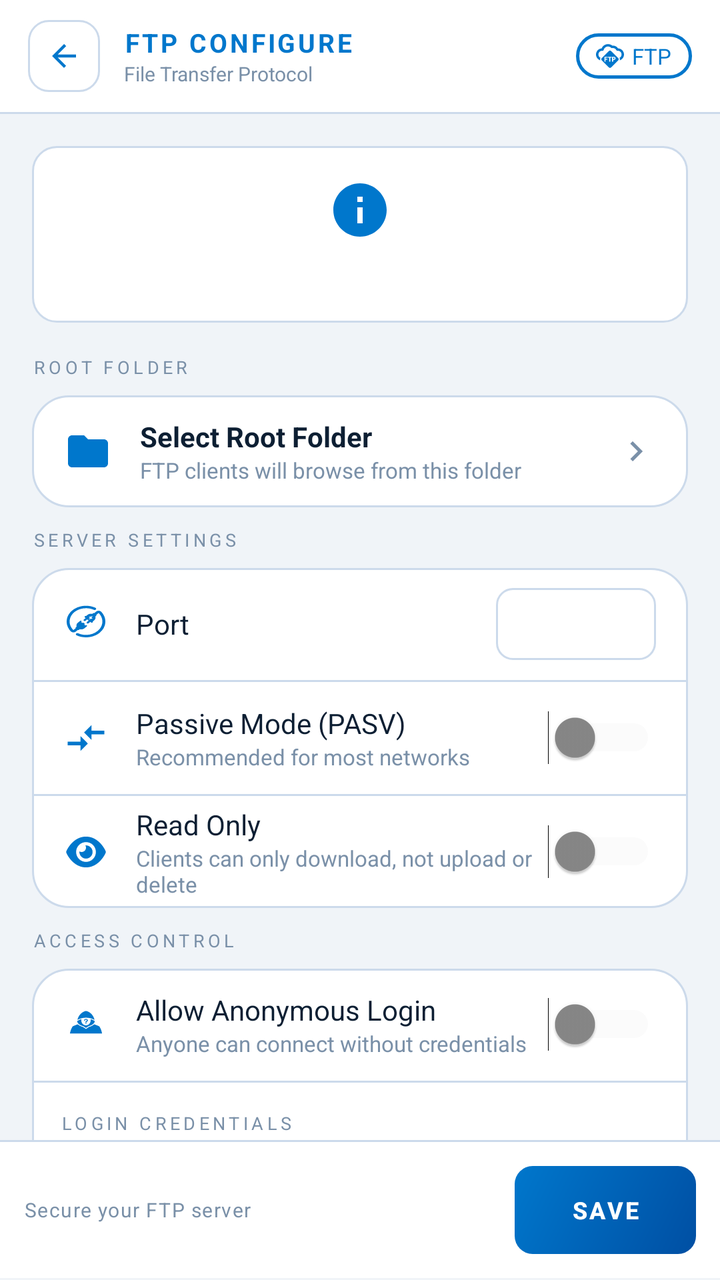
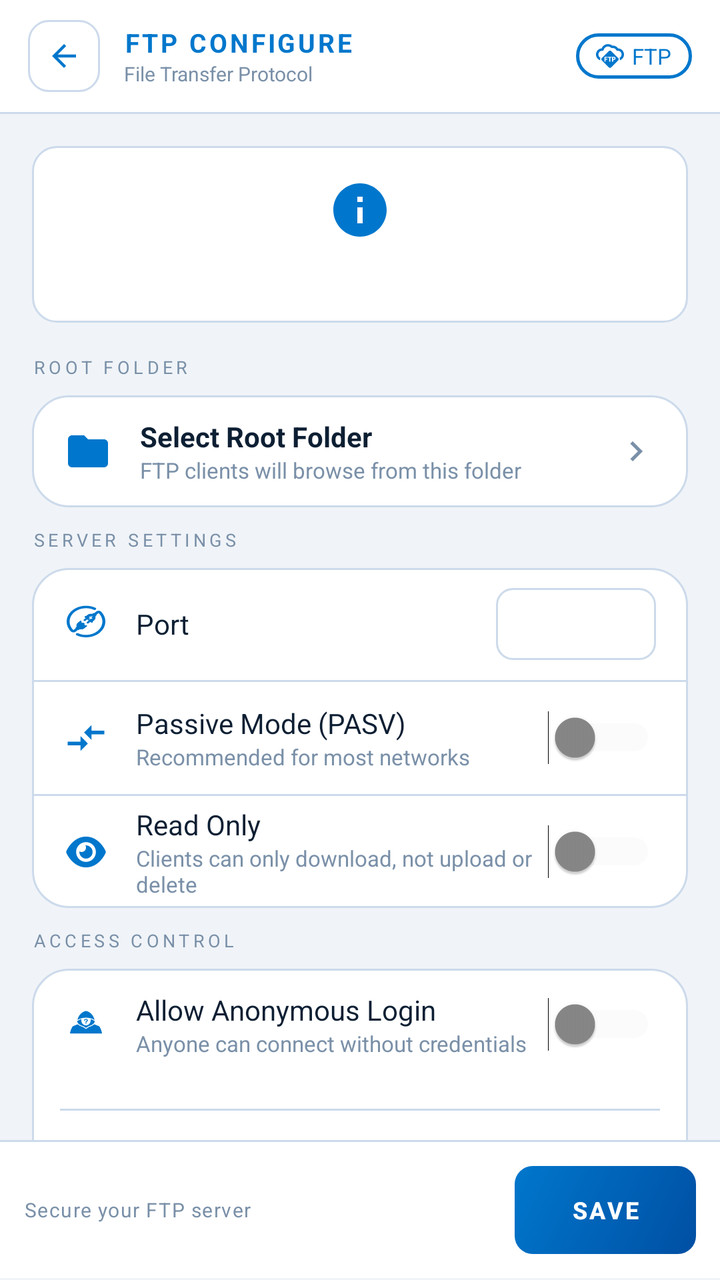

An Android layout rendered at two revisions. The XML below is the earlier revision; the diff shows what the commit changed to produce the second picture.
<!-- AndroidManifest.xml: application theme Theme.HostMaster -->
<!-- res/layout/activity_ftp_configure.xml -->
<?xml version="1.0" encoding="utf-8"?>
<LinearLayout xmlns:android="http://schemas.android.com/apk/res/android"
    android:layout_width="match_parent"
    android:layout_height="match_parent"
    android:orientation="vertical"
    android:background="@color/bg">

    
    <LinearLayout
        android:layout_width="match_parent"
        android:layout_height="56dp"
        android:orientation="horizontal"
        android:gravity="center_vertical"
        android:paddingStart="14dp"
        android:paddingEnd="14dp"
        android:background="@color/surface">

        <LinearLayout
            android:id="@+id/btn_back"
            android:layout_width="36dp"
            android:layout_height="36dp"
            android:background="@drawable/bg_back_btn"
            android:gravity="center"
            android:layout_marginEnd="12dp">
            <ImageView
                android:layout_width="18dp"
                android:layout_height="18dp"
                android:src="@drawable/ic_back"/>
        </LinearLayout>

        <LinearLayout
            android:layout_width="0dp"
            android:layout_height="wrap_content"
            android:layout_weight="1"
            android:orientation="vertical">
            <TextView
                android:layout_width="wrap_content"
                android:layout_height="wrap_content"
                android:text="FTP CONFIGURE"
                android:textColor="@color/accent"
                android:textSize="13sp"
                android:textStyle="bold"
                android:letterSpacing="0.1"/>
            <TextView
                android:layout_width="wrap_content"
                android:layout_height="wrap_content"
                android:text="File Transfer Protocol"
                android:textColor="@color/text_muted"
                android:textSize="10sp"/>
        </LinearLayout>

        
        <LinearLayout
            android:layout_width="wrap_content"
            android:layout_height="wrap_content"
            android:orientation="horizontal"
            android:gravity="center_vertical"
            android:background="@drawable/bg_proto_card_selected"
            android:paddingStart="10dp"
            android:paddingEnd="10dp"
            android:paddingTop="4dp"
            android:paddingBottom="4dp">
            <ImageView
                android:layout_width="14dp"
                android:layout_height="14dp"
                android:src="@drawable/ic_ftp"
                android:tint="@color/accent"
                android:layout_marginEnd="4dp"/>
            <TextView
                android:layout_width="wrap_content"
                android:layout_height="wrap_content"
                android:text="FTP"
                android:textColor="@color/accent"
                android:textSize="11sp"/>
        </LinearLayout>
    </LinearLayout>

    <View android:layout_width="match_parent" android:layout_height="1dp"
        android:background="@color/border"/>

    <ScrollView
        android:layout_width="match_parent"
        android:layout_height="0dp"
        android:layout_weight="1"
        android:scrollbars="none"
        android:fillViewport="true">

        <LinearLayout
            android:layout_width="match_parent"
            android:layout_height="wrap_content"
            android:orientation="vertical"
            android:padding="16dp"
            android:paddingBottom="80dp">

            
            <LinearLayout
                android:layout_width="match_parent"
                android:layout_height="wrap_content"
                android:orientation="vertical"
                android:gravity="center"
                android:background="@drawable/bg_preview_box"
                android:padding="16dp"
                android:layout_marginBottom="16dp">

                <ImageView
                    android:layout_width="32dp"
                    android:layout_height="32dp"
                    android:src="@drawable/ic_info"
                    android:tint="@color/accent"
                    android:layout_marginBottom="8dp"/>

                <TextView
                    android:id="@+id/tv_info_text"
                    android:layout_width="match_parent"
                    android:layout_height="wrap_content"
                    android:gravity="center"
                    android:textColor="@color/text_primary"
                    android:textSize="12sp"
                    android:lineSpacingMultiplier="1.5"/>
            </LinearLayout>

            
            
			<TextView
				android:layout_width="wrap_content"
				android:layout_height="wrap_content"
				android:text="ROOT FOLDER"
				android:textColor="@color/text_muted"
				android:textSize="9sp"
				android:letterSpacing="0.2"
				android:layout_marginBottom="8dp"/>

			<LinearLayout
				android:layout_width="match_parent"
				android:layout_height="wrap_content"
				android:orientation="vertical"
				android:background="@drawable/bg_card"
				android:layout_marginBottom="10dp">

				<LinearLayout
					android:id="@+id/row_select_folder"
					android:layout_width="match_parent"
					android:layout_height="56dp"
					android:orientation="horizontal"
					android:gravity="center_vertical"
					android:paddingStart="16dp"
					android:paddingEnd="16dp"
					android:clickable="true"
					android:focusable="true"
					android:background="?attr/selectableItemBackground">

					<ImageView
						android:layout_width="24dp"
						android:layout_height="24dp"
						android:src="@drawable/ic_folder"
						android:tint="@color/accent"
						android:layout_marginEnd="14dp"/>

					<LinearLayout android:layout_width="0dp" android:layout_height="wrap_content"
						android:layout_weight="1" android:orientation="vertical">
						<TextView android:layout_width="wrap_content" android:layout_height="wrap_content"
							android:text="Select Root Folder"
							android:textColor="@color/text_primary" android:textSize="14sp"
							android:textStyle="bold"/>
						<TextView android:layout_width="wrap_content" android:layout_height="wrap_content"
							android:text="FTP clients will browse from this folder"
							android:textColor="@color/text_muted" android:textSize="11sp"/>
					</LinearLayout>
					<ImageView
						android:layout_width="20dp"
						android:layout_height="20dp"
						android:src="@drawable/ic_arrow_forward"
						android:tint="@color/text_muted"/>
				</LinearLayout>
			</LinearLayout>

			
			<LinearLayout
				android:id="@+id/path_display"
				android:layout_width="match_parent"
				android:layout_height="wrap_content"
				android:orientation="horizontal"
				android:gravity="center_vertical"
				android:background="@drawable/bg_preview_box"
				android:padding="12dp"
				android:layout_marginBottom="14dp"
				android:visibility="gone"
				android:animateLayoutChanges="true">

				<ImageView
					android:layout_width="20dp"
					android:layout_height="20dp"
					android:src="@drawable/ic_folder"
					android:tint="@color/accent"/>

				<TextView
					android:id="@+id/tv_selected_path"
					android:layout_width="0dp"
					android:layout_height="wrap_content"
					android:layout_weight="1"
					android:layout_marginStart="10dp"
					android:layout_marginEnd="8dp"
					android:textColor="@color/text_primary"
					android:textSize="12sp"
					android:singleLine="true"
					android:ellipsize="start"/>

				<TextView
					android:id="@+id/btn_clear_selection"
					android:layout_width="32dp"
					android:layout_height="32dp"
					android:gravity="center"
					android:text="✕"
					android:textColor="@color/text_muted"
					android:textSize="14sp"
					android:clickable="true"
					android:focusable="true"
					android:background="@drawable/bg_icon_btn"
					android:padding="4dp"/>
			</LinearLayout>

            
            <TextView
                android:layout_width="wrap_content"
                android:layout_height="wrap_content"
                android:text="SERVER SETTINGS"
                android:textColor="@color/text_muted"
                android:textSize="9sp"
                android:letterSpacing="0.2"
                android:layout_marginBottom="8dp"/>

            <LinearLayout
                android:layout_width="match_parent"
                android:layout_height="wrap_content"
                android:orientation="vertical"
                android:background="@drawable/bg_card"
                android:layout_marginBottom="10dp">

                
                <LinearLayout
                    android:layout_width="match_parent"
                    android:layout_height="56dp"
                    android:orientation="horizontal"
                    android:gravity="center_vertical"
                    android:paddingStart="16dp"
                    android:paddingEnd="16dp">

                    <ImageView
                        android:layout_width="22dp"
                        android:layout_height="22dp"
                        android:src="@drawable/ic_port"
                        android:tint="@color/accent"
                        android:layout_marginEnd="14dp"/>

                    <TextView
                        android:layout_width="0dp"
                        android:layout_height="wrap_content"
                        android:layout_weight="1"
                        android:text="Port"
                        android:textColor="@color/text_primary"
                        android:textSize="14sp"/>
                    <EditText
                        android:id="@+id/et_port"
                        android:layout_width="80dp"
                        android:layout_height="36dp"
                        android:inputType="number"
                        android:textSize="14sp"
                        android:textColor="@color/text_primary"
                        android:background="@drawable/bg_input"
                        android:gravity="center"
                        android:padding="6dp"
                        android:maxLength="5"/>
                </LinearLayout>

                <View android:layout_width="match_parent" android:layout_height="1dp"
                    android:background="@color/border"/>

                
                <LinearLayout
                    android:layout_width="match_parent"
                    android:layout_height="56dp"
                    android:orientation="horizontal"
                    android:gravity="center_vertical"
                    android:paddingStart="16dp"
                    android:paddingEnd="16dp">

                    <ImageView
                        android:layout_width="22dp"
                        android:layout_height="22dp"
                        android:src="@drawable/ic_passive_mode"
                        android:tint="@color/accent"
                        android:layout_marginEnd="14dp"/>

                    <LinearLayout android:layout_width="0dp" android:layout_height="wrap_content"
                        android:layout_weight="1" android:orientation="vertical">
                        <TextView android:layout_width="wrap_content" android:layout_height="wrap_content"
                            android:text="Passive Mode (PASV)"
                            android:textColor="@color/text_primary" android:textSize="14sp"/>
                        <TextView android:layout_width="wrap_content" android:layout_height="wrap_content"
                            android:text="Recommended for most networks"
                            android:textColor="@color/text_muted" android:textSize="11sp"/>
                    </LinearLayout>
                    <Switch android:id="@+id/sw_passive_mode"
                        android:layout_width="wrap_content" android:layout_height="wrap_content"
                        android:thumbTint="@color/switch_thumb" android:trackTint="@color/switch_track"/>
                </LinearLayout>

                <View android:layout_width="match_parent" android:layout_height="1dp"
                    android:background="@color/border"/>

                
                <LinearLayout
                    android:layout_width="match_parent"
                    android:layout_height="56dp"
                    android:orientation="horizontal"
                    android:gravity="center_vertical"
                    android:paddingStart="16dp"
                    android:paddingEnd="16dp">

                    <ImageView
                        android:layout_width="22dp"
                        android:layout_height="22dp"
                        android:src="@drawable/ic_eye"
                        android:tint="@color/accent"
                        android:layout_marginEnd="14dp"/>

                    <LinearLayout android:layout_width="0dp" android:layout_height="wrap_content"
                        android:layout_weight="1" android:orientation="vertical">
                        <TextView android:layout_width="wrap_content" android:layout_height="wrap_content"
                            android:text="Read Only"
                            android:textColor="@color/text_primary" android:textSize="14sp"/>
                        <TextView android:layout_width="wrap_content" android:layout_height="wrap_content"
                            android:text="Clients can only download, not upload or delete"
                            android:textColor="@color/text_muted" android:textSize="11sp"/>
                    </LinearLayout>
                    <Switch android:id="@+id/sw_read_only"
                        android:layout_width="wrap_content" android:layout_height="wrap_content"
                        android:thumbTint="@color/switch_thumb" android:trackTint="@color/switch_track"/>
                </LinearLayout>

            </LinearLayout>

            
            <TextView
                android:layout_width="wrap_content"
                android:layout_height="wrap_content"
                android:text="ACCESS CONTROL"
                android:textColor="@color/text_muted"
                android:textSize="9sp"
                android:letterSpacing="0.2"
                android:layout_marginBottom="8dp"/>

            <LinearLayout
                android:layout_width="match_parent"
                android:layout_height="wrap_content"
                android:orientation="vertical"
                android:background="@drawable/bg_card"
                android:layout_marginBottom="10dp">

                
                <LinearLayout
                    android:layout_width="match_parent"
                    android:layout_height="56dp"
                    android:orientation="horizontal"
                    android:gravity="center_vertical"
                    android:paddingStart="16dp"
                    android:paddingEnd="16dp">

                    <ImageView
                        android:layout_width="22dp"
                        android:layout_height="22dp"
                        android:src="@drawable/ic_anonymous"
                        android:tint="@color/accent"
                        android:layout_marginEnd="14dp"/>

                    <LinearLayout android:layout_width="0dp" android:layout_height="wrap_content"
                        android:layout_weight="1" android:orientation="vertical">
                        <TextView android:layout_width="wrap_content" android:layout_height="wrap_content"
                            android:text="Allow Anonymous Login"
                            android:textColor="@color/text_primary" android:textSize="14sp"/>
                        <TextView android:layout_width="wrap_content" android:layout_height="wrap_content"
                            android:text="Anyone can connect without credentials"
                            android:textColor="@color/text_muted" android:textSize="11sp"/>
                    </LinearLayout>
                    <Switch android:id="@+id/sw_anonymous"
                        android:layout_width="wrap_content" android:layout_height="wrap_content"
                        android:thumbTint="@color/switch_thumb" android:trackTint="@color/switch_track"/>
                </LinearLayout>

                <View android:layout_width="match_parent" android:layout_height="1dp"
                    android:background="@color/border"/>

                
                <LinearLayout
                    android:id="@+id/auth_fields"
                    android:layout_width="match_parent"
                    android:layout_height="wrap_content"
                    android:orientation="vertical"
                    android:padding="14dp"
                    android:visibility="visible">

                    <TextView
                        android:layout_width="wrap_content"
                        android:layout_height="wrap_content"
                        android:text="LOGIN CREDENTIALS"
                        android:textColor="@color/text_muted"
                        android:textSize="9sp"
                        android:letterSpacing="0.2"
                        android:layout_marginBottom="10dp"/>

                    <TextView android:layout_width="wrap_content" android:layout_height="wrap_content"
                        android:text="USERNAME" android:textColor="@color/text_muted"
                        android:textSize="8sp" android:letterSpacing="0.2" android:layout_marginBottom="4dp"/>
                    <EditText android:id="@+id/et_username"
                        android:layout_width="match_parent" android:layout_height="44dp"
                        android:hint="Enter username…" android:inputType="text"
                        android:textSize="13sp" android:textColor="@color/text_primary"
                        android:background="@drawable/bg_input" android:padding="10dp"
                        android:layout_marginBottom="10dp"/>

                    <TextView android:layout_width="wrap_content" android:layout_height="wrap_content"
                        android:text="PASSWORD" android:textColor="@color/text_muted"
                        android:textSize="8sp" android:letterSpacing="0.2" android:layout_marginBottom="4dp"/>
                    <LinearLayout android:layout_width="match_parent" android:layout_height="44dp"
                        android:orientation="horizontal" android:gravity="center_vertical"
                        android:background="@drawable/bg_input"
                        android:focusable="true"
                        android:focusableInTouchMode="true">
                        <EditText android:id="@+id/et_password"
                            android:layout_width="0dp" android:layout_height="match_parent"
                            android:layout_weight="1" android:hint="Enter password…"
                            android:inputType="textPassword" android:textSize="13sp"
                            android:textColor="@color/text_primary" android:background="@null"
                            android:paddingStart="10dp"/>
                        <ImageView
                            android:id="@+id/btn_toggle_pass_vis"
                            android:layout_width="44dp"
                            android:layout_height="44dp"
                            android:padding="12dp"
                            android:src="@drawable/ic_visibility_off"
                            android:tint="@color/accent"
                            android:clickable="true"
                            android:focusable="true"
                            android:background="?attr/selectableItemBackground"/>
                    </LinearLayout>
                </LinearLayout>

            </LinearLayout>

            
            <LinearLayout
                android:layout_width="match_parent"
                android:layout_height="wrap_content"
                android:orientation="horizontal"
                android:background="@drawable/bg_preview_box"
                android:padding="12dp"
                android:gravity="center_vertical">

                <ImageView
                    android:layout_width="20dp"
                    android:layout_height="20dp"
                    android:src="@drawable/ic_info"
                    android:tint="@color/text_muted"
                    android:layout_marginEnd="10dp"/>

                <TextView
                    android:layout_width="match_parent"
                    android:layout_height="wrap_content"
                    android:text="Tip: Use Passive Mode for better compatibility across networks"
                    android:textColor="@color/text_muted"
                    android:textSize="10sp"
                    android:lineSpacingMultiplier="1.3"/>
            </LinearLayout>

        </LinearLayout>
    </ScrollView>

    
    <View android:layout_width="match_parent" android:layout_height="1dp"
        android:background="@color/border"/>

    <LinearLayout
        android:layout_width="match_parent"
        android:layout_height="wrap_content"
        android:background="@color/surface"
        android:padding="12dp"
        android:orientation="horizontal"
        android:gravity="center_vertical">

        <TextView
            android:layout_width="0dp"
            android:layout_height="wrap_content"
            android:layout_weight="1"
            android:text="Secure your FTP server"
            android:textColor="@color/text_muted"
            android:textSize="10sp"
            android:letterSpacing="0.05"/>

        <Button android:id="@+id/btn_save"
            android:layout_width="wrap_content"
            android:layout_height="44dp"
            android:text="SAVE"
            android:textColor="#FFFFFF"
            android:letterSpacing="0.1"
            android:textSize="12sp"
            android:textStyle="bold"
            android:paddingStart="28dp"
            android:paddingEnd="28dp"
            android:background="@drawable/bg_copy_btn"
            android:stateListAnimator="@null"/>
    </LinearLayout>

    
    <FrameLayout
        android:id="@+id/snackbar_anchor"
        android:layout_width="match_parent"
        android:layout_height="1dp"/>

</LinearLayout>
<!-- resources referenced by this layout -->
<resources>
  <color name="accent">#0077CC</color>
  <color name="bg">#F0F4F8</color>
  <color name="border">#CCDAEB</color>
  <color name="surface">#FFFFFF</color>
  <color name="text_muted">#7A90A8</color>
  <color name="text_primary">#0D1F33</color>
  <!-- drawable bg_back_btn (drawable) -->
  <?xml version="1.0" encoding="utf-8"?>
  <shape xmlns:android="http://schemas.android.com/apk/res/android" android:shape="rectangle">
      <solid android:color="@color/surface" />
      <stroke android:width="1dp" android:color="@color/border" />
      <corners android:radius="10dp" />
  </shape>
  <!-- drawable bg_card (drawable) -->
  <?xml version="1.0" encoding="utf-8"?>
  <shape xmlns:android="http://schemas.android.com/apk/res/android" android:shape="rectangle">
      <solid android:color="@color/card" />
      <stroke android:width="1dp" android:color="@color/border" />
      <corners android:radius="18dp" />
  </shape>
  <!-- drawable bg_copy_btn (drawable) -->
  <?xml version="1.0" encoding="utf-8"?>
  <shape xmlns:android="http://schemas.android.com/apk/res/android" android:shape="rectangle">
      <gradient android:startColor="@color/accent2" android:endColor="@color/accent"
          android:angle="135" android:type="linear"/>
      <corners android:radius="9dp" />
  </shape>
  <!-- drawable bg_icon_btn (drawable) -->
  <?xml version="1.0" encoding="utf-8"?>
  <shape xmlns:android="http://schemas.android.com/apk/res/android" android:shape="rectangle">
      <solid android:color="@color/card" />
      <stroke android:width="1dp" android:color="@color/border" />
      <corners android:radius="10dp" />
  </shape>
  <!-- drawable bg_input (drawable) -->
  <?xml version="1.0" encoding="utf-8"?>
  <shape xmlns:android="http://schemas.android.com/apk/res/android" android:shape="rectangle">
      <solid android:color="@color/card" />
      <stroke android:width="1dp" android:color="@color/border" />
      <corners android:radius="8dp" />
  </shape>
  <!-- drawable bg_preview_box (drawable) -->
  <?xml version="1.0" encoding="utf-8"?>
  <shape xmlns:android="http://schemas.android.com/apk/res/android"
      android:shape="rectangle">
      <corners android:radius="12dp"/>
      <solid android:color="@color/surface"/>
      <stroke android:width="1dp" android:color="@color/border"/>
  </shape>
  <!-- drawable bg_proto_card_selected (drawable) -->
  <?xml version="1.0" encoding="utf-8"?>
  <shape xmlns:android="http://schemas.android.com/apk/res/android" android:shape="rectangle">
      <solid android:color="@color/card" />
      <stroke android:width="1.5dp" android:color="@color/accent" />
      <corners android:radius="16dp" />
  </shape>
  <!-- drawable ic_arrow_forward (drawable) -->
  <vector xmlns:android="http://schemas.android.com/apk/res/android"
      android:width="24dp"
      android:height="24dp"
      android:viewportWidth="24"
      android:viewportHeight="24">
      <path
          android:fillColor="@color/text_muted"
          android:pathData="M10,6L8.59,7.41 13.17,12l-4.58,4.59L10,18l6,-6z"/>
  </vector>
  <!-- drawable ic_back (drawable) -->
  <vector xmlns:android="http://schemas.android.com/apk/res/android" android:width="24dp" android:height="24dp" android:viewportWidth="24" android:viewportHeight="24">
      <path android:fillColor="@color/accent" android:pathData="M20,11H7.83l5.59,-5.59L12,4l-8,8 8,8 1.41,-1.41L7.83,13H20v-2z"/>
  </vector>
  <color name="card">#FFFFFF</color>
  <color name="accent2">#004FA3</color>
  <!-- unchanged entries left out for length: 9 -->
</resources>

<!-- the commit's change to res/layout/activity_ftp_configure.xml (unified diff, before → after) -->
@@ -120,7 +120,6 @@
             </LinearLayout>
 
             
-            
 			<TextView
 				android:layout_width="wrap_content"
 				android:layout_height="wrap_content"
@@ -187,36 +186,46 @@
 				android:visibility="gone"
 				android:animateLayoutChanges="true">
 
-				<ImageView
-					android:layout_width="20dp"
-					android:layout_height="20dp"
-					android:src="@drawable/ic_folder"
-					android:tint="@color/accent"/>
-
-				<TextView
-					android:id="@+id/tv_selected_path"
-					android:layout_width="0dp"
-					android:layout_height="wrap_content"
-					android:layout_weight="1"
-					android:layout_marginStart="10dp"
-					android:layout_marginEnd="8dp"
-					android:textColor="@color/text_primary"
-					android:textSize="12sp"
-					android:singleLine="true"
-					android:ellipsize="start"/>
-
-				<TextView
-					android:id="@+id/btn_clear_selection"
-					android:layout_width="32dp"
-					android:layout_height="32dp"
-					android:gravity="center"
-					android:text="✕"
-					android:textColor="@color/text_muted"
-					android:textSize="14sp"
-					android:clickable="true"
-					android:focusable="true"
-					android:background="@drawable/bg_icon_btn"
-					android:padding="4dp"/>
+                <LinearLayout
+				    android:layout_width="match_parent"
+				    android:layout_height="wrap_content"
+				    android:orientation="horizontal"
+				    android:gravity="center_vertical"
+                    android:padding="10dp"
+                    android:background="@drawable/bg_chip_item">
+
+				    <ImageView
+					    android:layout_width="20dp"
+					    android:layout_height="20dp"
+					    android:src="@drawable/ic_folder"
+					    android:tint="@color/accent"/>
+
+				    <TextView
+					    android:id="@+id/tv_selected_path"
+					    android:layout_width="0dp"
+					    android:layout_height="wrap_content"
+					    android:layout_weight="1"
+					    android:layout_marginStart="10dp"
+					    android:layout_marginEnd="8dp"
+					    android:textColor="@color/text_primary"
+					    android:textSize="12sp"
+					    android:singleLine="true"
+					    android:ellipsize="start"/>
+
+				    <TextView
+					    android:id="@+id/btn_clear_selection"
+					    android:layout_width="32dp"
+					    android:layout_height="32dp"
+					    android:gravity="center"
+					    android:text="✕"
+					    android:textColor="@color/text_muted"
+					    android:textSize="14sp"
+					    android:clickable="true"
+					    android:focusable="true"
+					    android:background="@drawable/bg_icon_btn"
+					    android:padding="4dp"/>
+                </LinearLayout>
+                    
 			</LinearLayout>
 
             
@@ -387,9 +396,6 @@
                         android:thumbTint="@color/switch_thumb" android:trackTint="@color/switch_track"/>
                 </LinearLayout>
 
-                <View android:layout_width="match_parent" android:layout_height="1dp"
-                    android:background="@color/border"/>
-
                 
                 <LinearLayout
                     android:id="@+id/auth_fields"
@@ -398,6 +404,9 @@
                     android:orientation="vertical"
                     android:padding="14dp"
                     android:visibility="visible">
+
+                    <View android:layout_width="match_parent" android:layout_height="1dp"
+                        android:background="@color/border" android:layout_marginBottom="12dp"/>
 
                     <TextView
                         android:layout_width="wrap_content"
<!-- resource entries referenced after the edit -->
@@ -19,6 +19,14 @@
       <solid android:color="@color/card" />
       <stroke android:width="1dp" android:color="@color/border" />
       <corners android:radius="18dp" />
+  </shape>
+  <!-- drawable bg_chip_item (drawable) -->
+  <?xml version="1.0" encoding="utf-8"?>
+  <shape xmlns:android="http://schemas.android.com/apk/res/android"
+      android:shape="rectangle">
+      <corners android:radius="8dp"/>
+      <solid android:color="@color/bg"/>
+      <stroke android:width="1dp" android:color="@color/border"/>
   </shape>
   <!-- drawable bg_copy_btn (drawable) -->
   <?xml version="1.0" encoding="utf-8"?>
